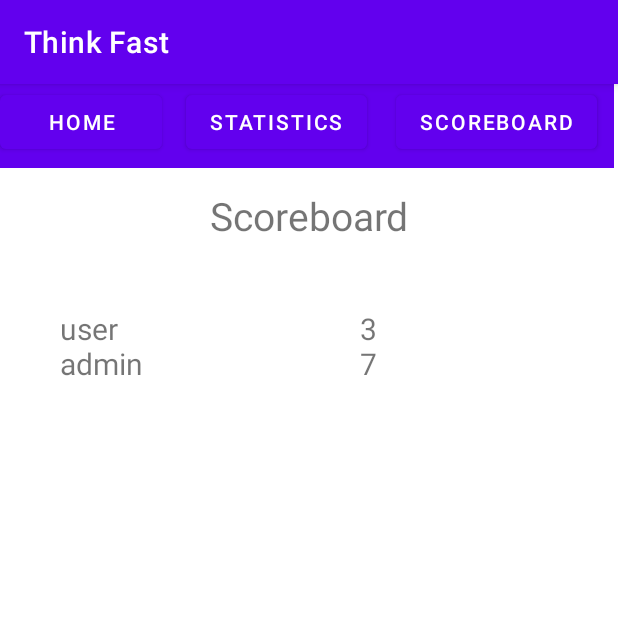
After one commit to Juliajakobs/ThinkFast2, an Android app: the ScoreboardActivity screen opened directly, with no data from a screen before it, on a phone screen of 412 x 824 dp, the top half of it. The commit adds this screen. Run offline under Robolectric (Android 15) with nearby library versions, the phone set to English and light mode, and no system bars.

Commit message:
scoreboard

```diff
--- a/app/src/main/AndroidManifest.xml
+++ b/app/src/main/AndroidManifest.xml
@@ -16,8 +16,15 @@
             android:name=".QuizActivity"
             android:exported="false" />
         <activity
+            android:name=".ScoreboardActivity"
+            android:exported="false" />
+        <activity
+            android:name=".HeaderActivity"
+            android:exported="false" />
+        <activity
             android:name=".AccountActivity"
             android:exported="true">
+
             <intent-filter>
                 <action android:name="android.intent.action.MAIN" />
 
--- a/app/src/main/java/com/example/thinkFast/QuizActivity.java
+++ b/app/src/main/java/com/example/thinkFast/QuizActivity.java
@@ -1,5 +1,6 @@
 package com.example.thinkFast;
 
+import android.content.Intent;
 import android.graphics.Color;
 import android.os.Bundle;
 import android.os.CountDownTimer;
@@ -40,6 +41,7 @@ public class QuizActivity extends AppCompatActivity {
     private Button ans2;
     private Button ans3;
     private Button ans4;
+    private Button mScoreboard;
     private int questionCounter = 0;
     private int questionIndex = 0;
     private int selCategory = -1;
@@ -147,6 +149,13 @@ public class QuizActivity extends AppCompatActivity {
             }
         };
 
+        mScoreboard = (Button) findViewById(R.id.btn_scoreboard);
+        mScoreboard.setOnClickListener(new View.OnClickListener() {
+            @Override
+            public void onClick(View view) {
+                startActivity(new Intent(QuizActivity.this, ScoreboardActivity.class));
+            }
+        });
         // Play quiz
         mPlayQuiz.setOnClickListener(new View.OnClickListener() {
             @Override
--- /dev/null
+++ b/app/src/main/java/com/example/thinkFast/ScoreboardActivity.java
@@ -0,0 +1,41 @@
+package com.example.thinkFast;
+
+import android.os.Bundle;
+import android.widget.TextView;
+
+import androidx.appcompat.app.AppCompatActivity;
+
+public class ScoreboardActivity extends AppCompatActivity {
+    private TextView mTextView_scores;
+    private TextView mTextView_names;
+
+    // dummy data
+    private Account[] mAccounts = new Account[]{
+            new Account("user", "123", "api@hi.is", "User", false),
+            new Account("admin", "1234", "admin@hi.is", "Admin", true),
+    };
+
+    private Scores[] mScores = new Scores[] {
+            new Scores(mAccounts[0], 3),
+            new Scores(mAccounts[1], 7)
+    };
+
+    @Override
+    protected void onCreate(Bundle savedInstanceState) {
+        super.onCreate(savedInstanceState);
+        setContentView(R.layout.activity_scoreboard);
+        mTextView_scores = (TextView) findViewById(R.id.textView_scores);
+        mTextView_names = (TextView) findViewById(R.id.textView_names);
+        StringBuilder names = new StringBuilder();
+        StringBuilder scores = new StringBuilder();
+        for (int i = 0; i < mScores.length; i++) {
+            int score = mScores[i].getScore();
+            String name = mScores[i].getAccount().getUsername();
+            names.append(name).append("\n");
+            scores.append(score).append("\n");
+        }
+        mTextView_names.setText(names.toString());
+        mTextView_scores.setText(scores.toString());
+    }
+
+}
--- /dev/null
+++ b/app/src/main/java/com/example/thinkFast/Scores.java
@@ -0,0 +1,30 @@
+package com.example.thinkFast;
+
+public class Scores {
+    private Account account;
+    private int score;
+
+
+    public Scores(Account account, int score) {
+        this.account = account;
+        this.score = score;
+    }
+
+    public Account getAccount() {
+        return account;
+    }
+
+    public void setAccount(Account account) {
+        this.account = account;
+    }
+
+    public int getScore() {
+        return score;
+    }
+
+    public void setScore(int score) {
+        this.score = score;
+    }
+
+
+}
--- /dev/null
+++ b/app/src/main/res/layout/activity_scoreboard.xml
@@ -0,0 +1,50 @@
+<?xml version="1.0" encoding="utf-8"?>
+<androidx.constraintlayout.widget.ConstraintLayout xmlns:android="http://schemas.android.com/apk/res/android"
+    xmlns:app="http://schemas.android.com/apk/res-auto"
+    xmlns:tools="http://schemas.android.com/tools"
+    android:layout_width="match_parent"
+    android:layout_height="match_parent"
+    tools:context=".ScoreboardActivity">
+
+    <include
+        android:id="@+id/toolbar"
+        layout="@layout/header"
+        android:layout_width="fill_parent"
+        android:layout_height="wrap_content"
+        android:layout_above="@+id/textView" />
+
+    <TextView
+        android:id="@+id/textView_scoreboard"
+        android:layout_width="133dp"
+        android:layout_height="wrap_content"
+        android:layout_marginStart="140dp"
+        android:layout_marginTop="70dp"
+        android:layout_marginBottom="642dp"
+        android:text="@string/scoreboard"
+        android:textSize="26sp"
+        app:layout_constraintBottom_toBottomOf="parent"
+        app:layout_constraintStart_toStartOf="parent"
+        app:layout_constraintTop_toTopOf="parent"
+        app:layout_constraintVertical_bias="0.0" />
+
+    <TextView
+        android:id="@+id/textView_scores"
+        android:layout_width="156dp"
+        android:layout_height="521dp"
+        android:layout_marginTop="44dp"
+        android:layout_marginEnd="16dp"
+        android:textSize="20sp"
+        app:layout_constraintEnd_toEndOf="parent"
+        app:layout_constraintTop_toBottomOf="@+id/textView_scoreboard" />
+
+    <TextView
+        android:id="@+id/textView_names"
+        android:layout_width="162dp"
+        android:layout_height="521dp"
+        android:layout_marginStart="40dp"
+        android:layout_marginTop="44dp"
+        android:textSize="20sp"
+        app:layout_constraintStart_toStartOf="parent"
+        app:layout_constraintTop_toBottomOf="@+id/textView_scoreboard" />
+
+</androidx.constraintlayout.widget.ConstraintLayout>
--- a/app/src/main/res/layout/header.xml
+++ b/app/src/main/res/layout/header.xml
@@ -5,6 +5,7 @@
     android:layout_width="match_parent"
     android:layout_height="match_parent"
     android:orientation="horizontal">
+    tools:context=".HeaderActivity">
 
     <androidx.appcompat.widget.Toolbar
         android:id="@+id/toolbar"
@@ -15,12 +16,12 @@
         android:theme="?attr/actionBarTheme" />
 
     <Button
-        android:id="@+id/home"
+        android:id="@+id/btn_home"
         android:layout_width="108dp"
         android:layout_height="wrap_content"
         android:layout_marginTop="1dp"
         android:minWidth="32dp"
-        android:text="Home" />
+        android:text="@string/home" />
 
     <Button
         android:id="@+id/button_statistics"
@@ -30,16 +31,16 @@
         android:layout_alignParentEnd="true"
         android:layout_marginTop="1dp"
         android:layout_marginEnd="167dp"
-        android:text="Statistics" />
+        android:text="@string/statistics" />
 
     <Button
-        android:id="@+id/scoreboard"
+        android:id="@+id/btn_scoreboard"
         android:layout_width="wrap_content"
         android:layout_height="wrap_content"
         android:layout_alignParentTop="true"
         android:layout_alignParentEnd="true"
         android:layout_marginTop="1dp"
         android:layout_marginEnd="14dp"
-        android:text="Scoreboard" />
+        android:text="@string/scoreboard" />
 
 </RelativeLayout>
--- a/app/src/main/res/values/strings.xml
+++ b/app/src/main/res/values/strings.xml
@@ -21,4 +21,6 @@
     <string name="placeholder">Placeholder</string>
     <string name="delete">Delete</string>
     <string name="admin">Velkominn admin!</string>
+    <string name="scoreboard">Scoreboard</string>
+    <string name="home">Home</string>
 </resources>
```
